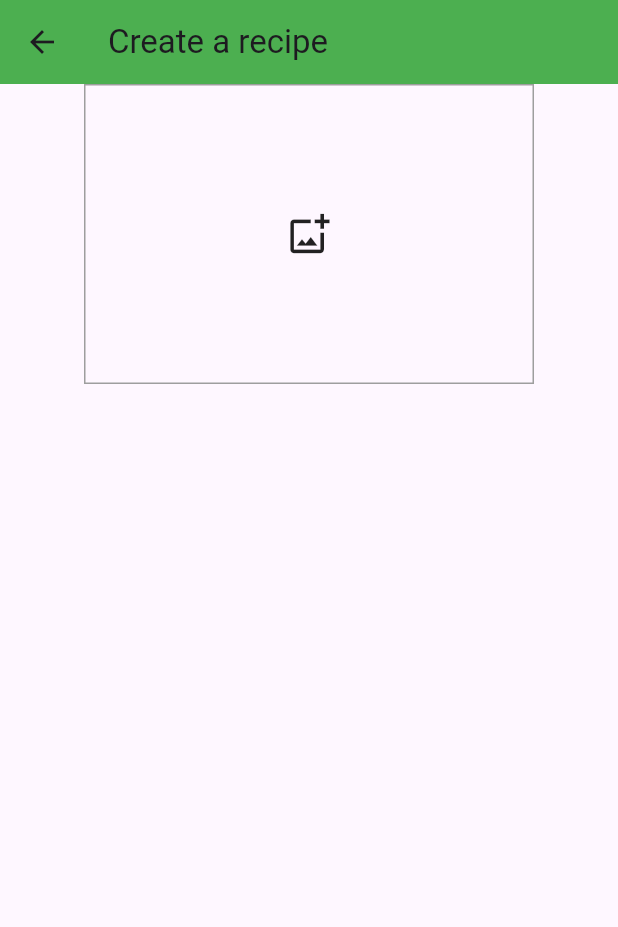
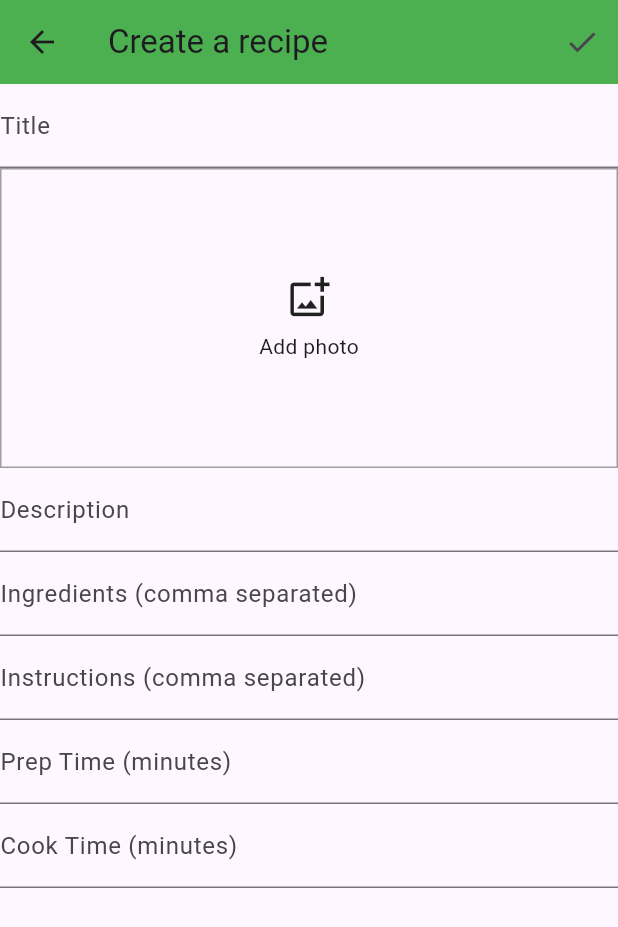
Before and after one commit to kris-programmer/recishare_flutter, a Flutter app: the RecipeCreationPage screen opened directly, on a phone screen of 412 x 824 dp. Shown: the top 927 px of the screen. Run offline on Flutter 3.47's test engine with Material 3 defaults, Android fonts, the phone set to English and light mode, and no system bars; our stand-ins replace image_picker.

Commit message:
- Added recipe creation and display functionality to the appropriate pages - Updated RecipesPage to navigate to RecipeCreationPage and handle new recipe addition. - Made SelectedRecipePage display recipe details like image, ingredients, etc. - Modified Recipe class to include imagePath attribute in order to store the image used for the recipe. - Updated RecipeList to show recipe images in the img preview of the recipe cards.

```diff
--- a/lib/pages/my_home_page.dart
+++ b/lib/pages/my_home_page.dart
@@ -37,6 +37,7 @@ class _MyHomePageState extends State<MyHomePage> {
             },
             selectedIndex: myIndex,
             indicatorColor: Colors.green,
+            // Pages available on the bottom navigation bar
             destinations: const [
               NavigationDestination(
                   icon: Icon(Icons.settings), label: "Settings"),
--- a/lib/pages/recipe_creation_page.dart
+++ b/lib/pages/recipe_creation_page.dart
@@ -1,6 +1,7 @@
 import "dart:io";
 import 'package:flutter/material.dart';
 import 'package:image_picker/image_picker.dart';
+import '../recipe.dart';
 
 class RecipeCreationPage extends StatefulWidget {
   const RecipeCreationPage({super.key});
@@ -13,17 +14,37 @@ class _RecipeCreationPageState extends State<RecipeCreationPage> {
   File? _image;
   final picker = ImagePicker();
 
+  final TextEditingController _titleController = TextEditingController();
+  final TextEditingController _descriptionController = TextEditingController();
+  final TextEditingController _ingredientsController = TextEditingController();
+  final TextEditingController _instructionsController = TextEditingController();
+  final TextEditingController _prepTimeController = TextEditingController();
+  final TextEditingController _cookTimeController = TextEditingController();
+
   Future getImageGallery() async {
+    // Create the image pick functionality
     final pickedFile =
         await picker.pickImage(source: ImageSource.gallery, imageQuality: 80);
     setState(() {
       if (pickedFile != null) {
         _image = File(pickedFile.path);
-        //widget.imgUrl = null;
       } else {
         print("No image picked");
       }
     });
+  }
+
+  void saveRecipe() {
+    final recipe = Recipe(
+        _titleController.text,
+        _descriptionController.text,
+        _ingredientsController.text.split(','),
+        _instructionsController.text.split(','),
+        int.tryParse(_prepTimeController.text),
+        int.tryParse(_cookTimeController.text),
+        _image?.path);
+    // Navigate back to the recipes page and pass the new recipe
+    Navigator.pop(context, recipe);
   }
 
   @override
@@ -31,9 +52,19 @@ class _RecipeCreationPageState extends State<RecipeCreationPage> {
     return Scaffold(
       appBar: AppBar(
         title: const Text("Create a recipe"),
+        actions: [
+          IconButton(
+            icon: const Icon(Icons.check),
+            onPressed: saveRecipe,
+          ),
+        ],
       ),
       body: Column(
         children: [
+          TextField(
+            controller: _titleController,
+            decoration: const InputDecoration(labelText: 'Title'),
+          ),
           Center(
             child: InkWell(
               onTap: () {
@@ -41,18 +72,68 @@ class _RecipeCreationPageState extends State<RecipeCreationPage> {
               },
               child: Container(
                 height: 200,
-                width: 300,
+                width: MediaQuery.of(context).size.width,
+                padding: const EdgeInsets.all(5),
                 decoration:
                     BoxDecoration(border: Border.all(color: Colors.grey)),
-                child: _image != null
-                    ? Image.file(_image!.absolute, fit: BoxFit.cover)
+                child: Stack(
+                  children: [
+                    _image != null
+                        ? Image.file(_image!.absolute,
+                            fit: BoxFit.cover, width: double.infinity)
                         : const Center(
-                        child: Icon(
-                          Icons.add_photo_alternate_outlined,
-                          size: 30,
+                            child: Column(
+                              mainAxisAlignment: MainAxisAlignment.center,
+                              children: [
+                                Icon(Icons.add_photo_alternate_outlined,
+                                    size: 30),
+                                SizedBox(height: 8),
+                                Text('Add photo')
+                              ],
                             ),
-                      )),
-          ))
+                          ),
+                    if (_image != null)
+                      Positioned(
+                        top: 8,
+                        right: 8,
+                        child: IconButton(
+                          icon: const Icon(Icons.delete, color: Colors.red),
+                          onPressed: () {
+                            setState(() {
+                              _image = null;
+                            });
+                          },
+                        ),
+                      ),
+                  ],
+                ),
+              ),
+            ),
+          ),
+          TextField(
+            controller: _descriptionController,
+            decoration: const InputDecoration(labelText: 'Description'),
+          ),
+          TextField(
+            controller: _ingredientsController,
+            decoration: const InputDecoration(
+                labelText: 'Ingredients (comma separated)'),
+          ),
+          TextField(
+            controller: _instructionsController,
+            decoration: const InputDecoration(
+                labelText: 'Instructions (comma separated)'),
+          ),
+          TextField(
+            controller: _prepTimeController,
+            decoration: const InputDecoration(labelText: 'Prep Time (minutes)'),
+            keyboardType: TextInputType.number,
+          ),
+          TextField(
+            controller: _cookTimeController,
+            decoration: const InputDecoration(labelText: 'Cook Time (minutes)'),
+            keyboardType: TextInputType.number,
+          ),
         ],
       ),
     );
--- a/lib/recipe.dart
+++ b/lib/recipe.dart
@@ -5,10 +5,11 @@ class Recipe {
   List<String>? instructions;
   int? prepTime;
   int? cookTime;
+  String? imagePath;
   bool favourite = false;
 
   Recipe(this.name, this.description, this.ingredients, this.instructions,
-      this.prepTime, this.cookTime);
+      this.prepTime, this.cookTime, this.imagePath);
 
   void favouriteRecipe() {
     favourite = !favourite;
```
Also changed, not shown: lib/pages/recipes_page.dart (+19 -7 lines), lib/pages/selected_recipe_page.dart (+54 -4 lines), lib/recipe_list.dart (+9 -6 lines). Lines whose indentation alone changed are shown as unchanged.
